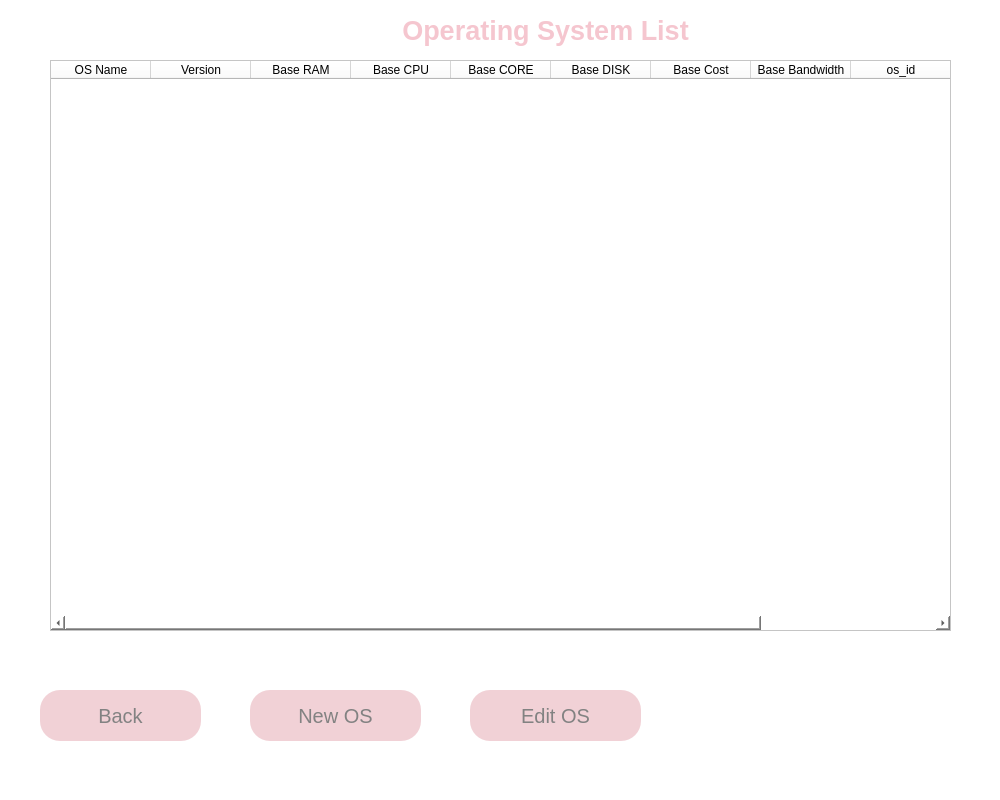
vidagharavian/cloud_service, file ui/os_list.ui: the form before one commit.
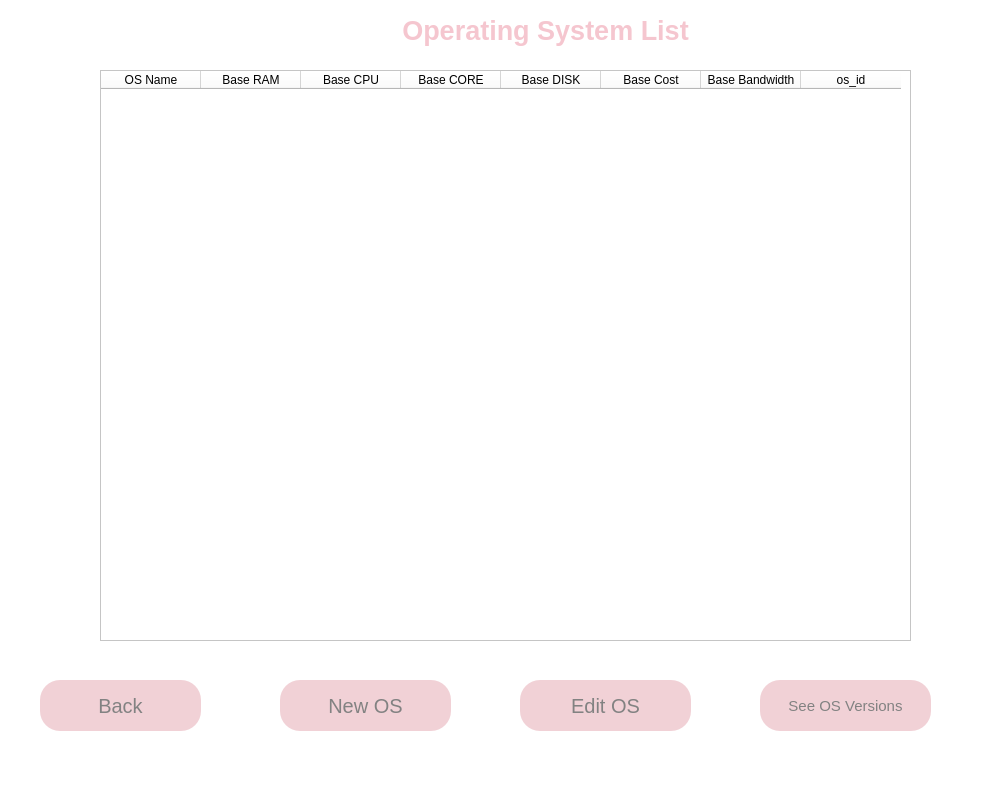
The form after the commit.

```diff
--- a/ui/os_list.ui
+++ b/ui/os_list.ui
@@ -7,7 +7,7 @@
     <x>0</x>
     <y>0</y>
     <width>1000</width>
-    <height>800</height>
+    <height>798</height>
    </rect>
   </property>
   <property name="windowTitle">
@@ -43,9 +43,9 @@
    <widget class="QTableWidget" name="tableWidget">
     <property name="geometry">
      <rect>
-      <x>50</x>
-      <y>60</y>
-      <width>901</width>
+      <x>100</x>
+      <y>70</y>
+      <width>811</width>
       <height>571</height>
      </rect>
     </property>
@@ -63,11 +63,6 @@
       <string>OS Name</string>
      </property>
     </column>
-    <column>
-     <property name="text">
-      <string>Version</string>
-     </property>
-    </column>
     <column>
      <property name="text">
       <string>Base RAM</string>
@@ -103,17 +98,12 @@
       <string>os_id</string>
      </property>
     </column>
-    <column>
-     <property name="text">
-      <string>os_ver_id</string>
-     </property>
-    </column>
    </widget>
    <widget class="QPushButton" name="back">
     <property name="geometry">
      <rect>
       <x>40</x>
-      <y>690</y>
+      <y>680</y>
       <width>161</width>
       <height>51</height>
      </rect>
@@ -145,8 +135,8 @@
    <widget class="QPushButton" name="new_os">
     <property name="geometry">
      <rect>
-      <x>250</x>
-      <y>690</y>
+      <x>280</x>
+      <y>680</y>
       <width>171</width>
       <height>51</height>
      </rect>
@@ -178,8 +168,8 @@
    <widget class="QPushButton" name="edit_os">
     <property name="geometry">
      <rect>
-      <x>470</x>
-      <y>690</y>
+      <x>520</x>
+      <y>680</y>
       <width>171</width>
       <height>51</height>
      </rect>
@@ -208,6 +198,39 @@
      <string>Edit OS</string>
     </property>
    </widget>
+   <widget class="QPushButton" name="edit_os_2">
+    <property name="geometry">
+     <rect>
+      <x>760</x>
+      <y>680</y>
+      <width>171</width>
+      <height>51</height>
+     </rect>
+    </property>
+    <property name="font">
+     <font>
+      <pointsize>11</pointsize>
+     </font>
+    </property>
+    <property name="styleSheet">
+     <string notr="true">QPushButton
+{
+	background-color: #f1d1d6;
+	color: #828282;
+	border-radius:20px;
+}
+
+QPushButton:hover
+{
+	background-color: #ff8b8d;
+	color: #656565;
+	border-radius:20px;
+}</string>
+    </property>
+    <property name="text">
+     <string>See OS Versions</string>
+    </property>
+   </widget>
   </widget>
   <widget class="QMenuBar" name="menubar">
    <property name="geometry">
```
